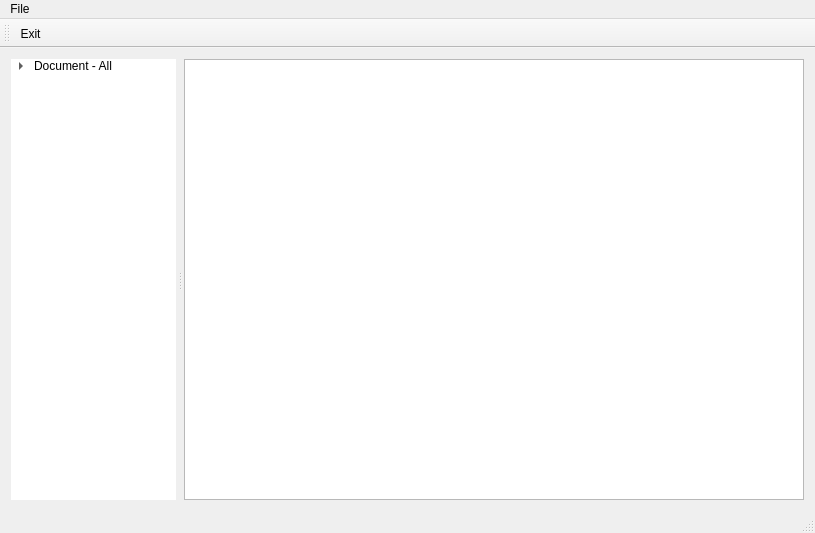
sadovskiy/sysman, file mainwindow.ui: the form before one commit.
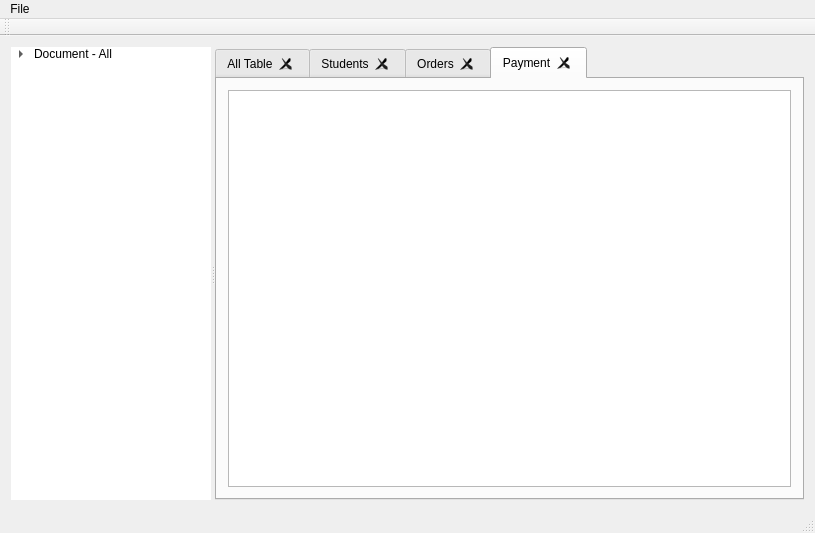
The form after the commit. Icons and pictures are not drawn.

```diff
--- a/mainwindow.ui
+++ b/mainwindow.ui
@@ -26,40 +26,43 @@
    <set>QMainWindow::AllowNestedDocks|QMainWindow::AnimatedDocks|QMainWindow::VerticalTabs</set>
   </property>
   <widget class="QWidget" name="centralWidget">
-   <layout class="QGridLayout" name="gridLayout">
+   <layout class="QGridLayout" name="gridLayout_2">
     <item row="0" column="0">
      <widget class="QSplitter" name="splitter">
-      <property name="frameShape">
-       <enum>QFrame::NoFrame</enum>
-      </property>
-      <property name="frameShadow">
-       <enum>QFrame::Plain</enum>
-      </property>
-      <property name="lineWidth">
-       <number>0</number>
-      </property>
-      <property name="midLineWidth">
-       <number>0</number>
-      </property>
       <property name="orientation">
        <enum>Qt::Horizontal</enum>
       </property>
-      <property name="opaqueResize">
-       <bool>true</bool>
-      </property>
-      <property name="handleWidth">
-       <number>8</number>
-      </property>
-      <property name="childrenCollapsible">
-       <bool>true</bool>
-      </property>
       <widget class="QTreeWidget" name="treeWidget">
        <property name="sizePolicy">
-        <sizepolicy hsizetype="Expanding" vsizetype="Expanding">
+        <sizepolicy hsizetype="Minimum" vsizetype="Expanding">
          <horstretch>0</horstretch>
          <verstretch>0</verstretch>
         </sizepolicy>
        </property>
+       <property name="minimumSize">
+        <size>
+         <width>200</width>
+         <height>0</height>
+        </size>
+       </property>
+       <property name="maximumSize">
+        <size>
+         <width>200</width>
+         <height>16777215</height>
+        </size>
+       </property>
+       <property name="sizeIncrement">
+        <size>
+         <width>0</width>
+         <height>0</height>
+        </size>
+       </property>
+       <property name="baseSize">
+        <size>
+         <width>200</width>
+         <height>0</height>
+        </size>
+       </property>
        <property name="frameShape">
         <enum>QFrame::NoFrame</enum>
        </property>
@@ -117,13 +120,102 @@
         </item>
        </item>
       </widget>
-      <widget class="QTableWidget" name="tableWidget">
-       <property name="minimumSize">
-        <size>
-         <width>620</width>
-         <height>0</height>
-        </size>
+      <widget class="QTabWidget" name="tabWidget">
+       <property name="tabShape">
+        <enum>QTabWidget::Rounded</enum>
        </property>
+       <property name="currentIndex">
+        <number>3</number>
+       </property>
+       <property name="elideMode">
+        <enum>Qt::ElideNone</enum>
+       </property>
+       <property name="documentMode">
+        <bool>false</bool>
+       </property>
+       <property name="tabsClosable">
+        <bool>true</bool>
+       </property>
+       <property name="movable">
+        <bool>true</bool>
+       </property>
+       <widget class="QWidget" name="tabMain">
+        <attribute name="title">
+         <string>All Table</string>
+        </attribute>
+        <layout class="QGridLayout" name="gridLayout">
+         <item row="0" column="0">
+          <widget class="QTableView" name="tableView">
+           <attribute name="horizontalHeaderShowSortIndicator" stdset="0">
+            <bool>true</bool>
+           </attribute>
+          </widget>
+         </item>
+        </layout>
+       </widget>
+       <widget class="QWidget" name="tabStudents">
+        <attribute name="title">
+         <string>Students</string>
+        </attribute>
+        <layout class="QGridLayout" name="gridLayout_3">
+         <item row="0" column="0">
+          <widget class="QTableView" name="tableView_2">
+           <attribute name="horizontalHeaderShowSortIndicator" stdset="0">
+            <bool>true</bool>
+           </attribute>
+          </widget>
+         </item>
+        </layout>
+       </widget>
+       <widget class="QWidget" name="tabOrders">
+        <attribute name="title">
+         <string>Orders</string>
+        </attribute>
+        <layout class="QGridLayout" name="gridLayout_4">
+         <item row="0" column="0">
+          <widget class="QTableView" name="tableView_3">
+           <attribute name="horizontalHeaderShowSortIndicator" stdset="0">
+            <bool>true</bool>
+           </attribute>
+          </widget>
+         </item>
+        </layout>
+       </widget>
+       <widget class="QWidget" name="tabPayment">
+        <attribute name="title">
+         <string>Payment</string>
+        </attribute>
+        <layout class="QGridLayout" name="gridLayout_5">
+         <item row="0" column="0">
+          <widget class="QTableView" name="tableView_4">
+           <property name="dragEnabled">
+            <bool>true</bool>
+           </property>
+           <property name="dragDropMode">
+            <enum>QAbstractItemView::DragDrop</enum>
+           </property>
+           <property name="defaultDropAction">
+            <enum>Qt::CopyAction</enum>
+           </property>
+           <property name="alternatingRowColors">
+            <bool>false</bool>
+           </property>
+           <property name="gridStyle">
+            <enum>Qt::SolidLine</enum>
+           </property>
+           <attribute name="horizontalHeaderShowSortIndicator" stdset="0">
+            <bool>true</bool>
+           </attribute>
+           <attribute name="horizontalHeaderStretchLastSection">
+            <bool>true</bool>
+           </attribute>
+           <attribute name="verticalHeaderShowSortIndicator" stdset="0">
+            <bool>false</bool>
+           </attribute>
+          </widget>
+         </item>
+        </layout>
+       </widget>
       </widget>
      </widget>
     </item>
@@ -155,7 +247,6 @@
    <attribute name="toolBarBreak">
     <bool>false</bool>
    </attribute>
-   <addaction name="actionExit"/>
   </widget>
   <widget class="QStatusBar" name="statusBar"/>
   <action name="actionConnect">
```
